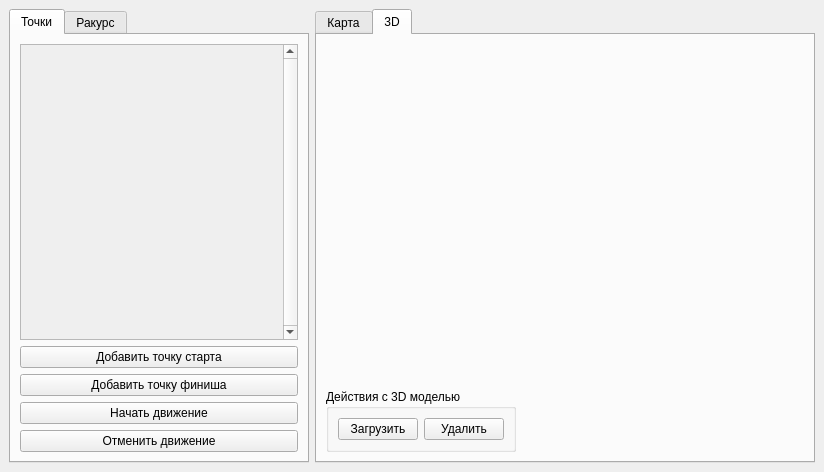
This is UIQt/UI/MainWindow.ui in ddombrovskii/Odometry as Qt 5 draws it before an edit. The edited form follows.
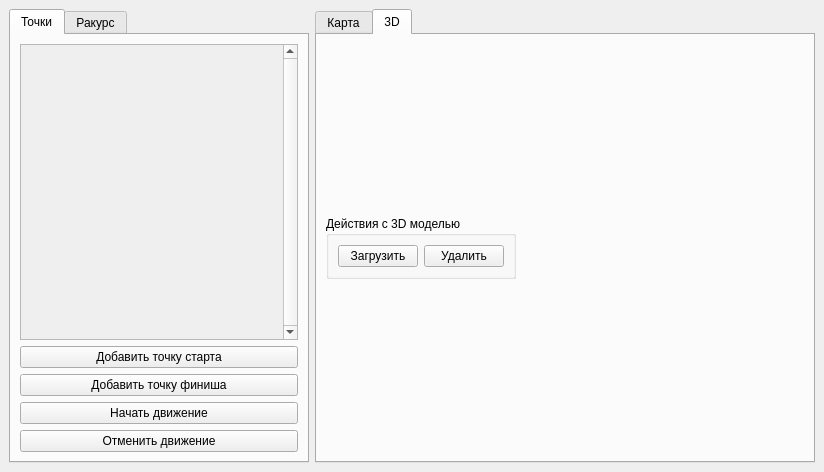
This is the edited form. The open tabs and pages were chosen to show the change.

Commit message: add opengl widget

Patch:
```diff
--- a/UIQt/UI/MainWindow.ui
+++ b/UIQt/UI/MainWindow.ui
@@ -243,16 +243,6 @@
         <string>3D</string>
        </attribute>
        <layout class="QVBoxLayout" name="d3TabVLayout">
-        <item>
-         <widget class="QLabel" name="d3Label">
-          <property name="text">
-           <string/>
-          </property>
-          <property name="scaledContents">
-           <bool>true</bool>
-          </property>
-         </widget>
-        </item>
         <item>
          <widget class="QGroupBox" name="d3GroupBox">
           <property name="sizePolicy">
```
Left out of the diff: 2 changed lines with no effect on the pictures. The commit also changes 1 other file.
